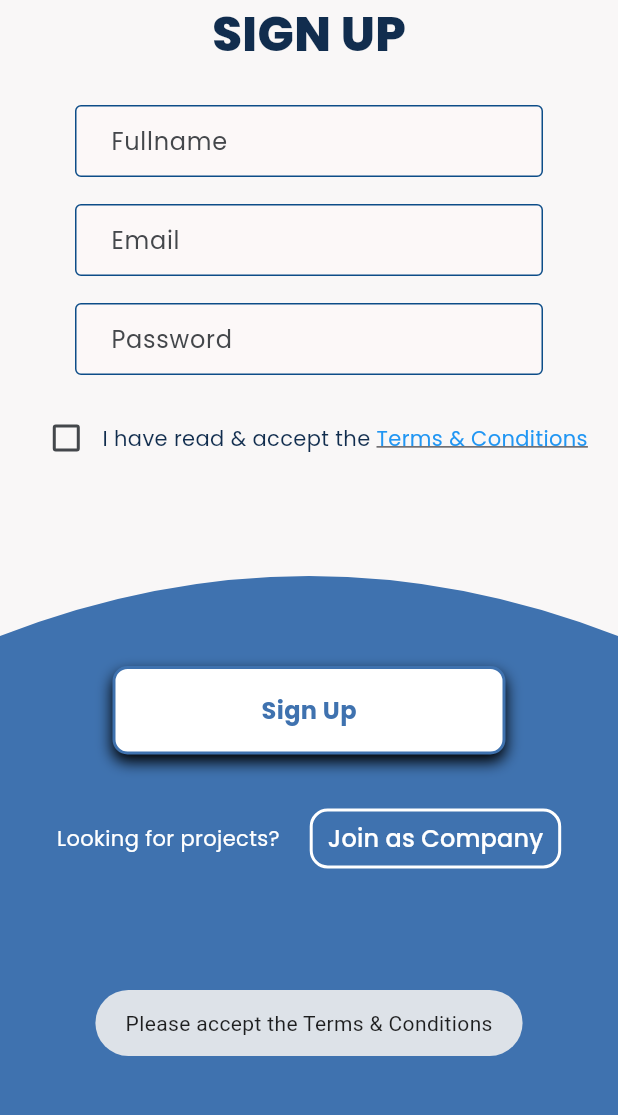
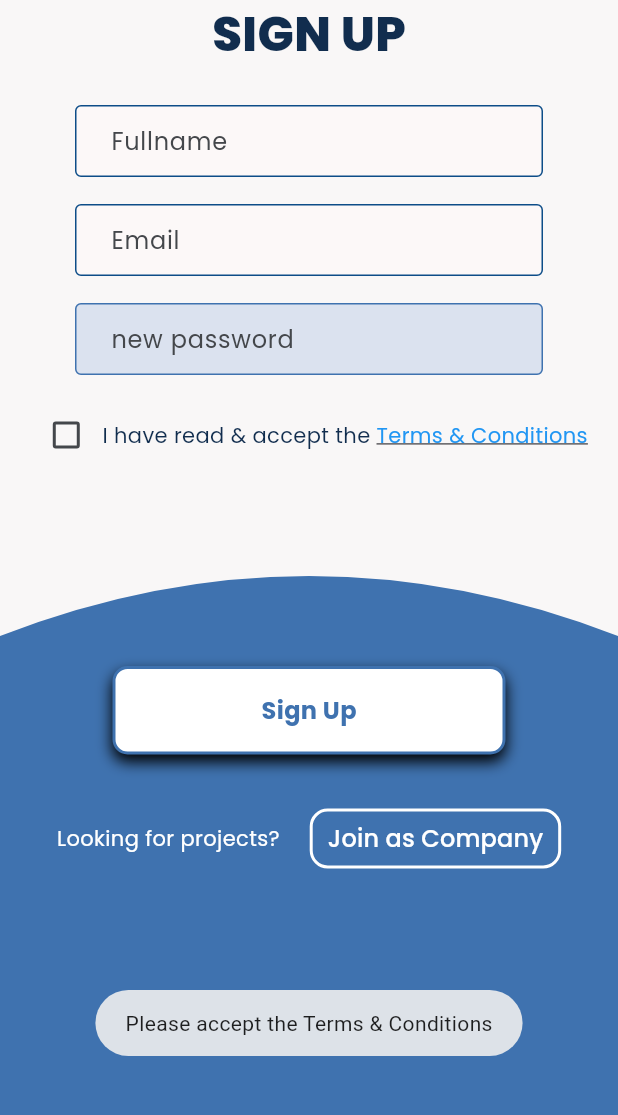
Before and after one commit to NguyenQuang179/amp_studenthub, a Flutter app: the SignupStepTwo screen opened by its route, after a tap on "Sign Up", on a phone screen of 412 x 824 dp, the part 84-1199 px from its top. Run offline on Flutter 3.47's test engine with Material 3 defaults, Android fonts, the phone set to English and light mode, and no system bars; our stand-ins replace dio, dotted_border, dropdown_button2, file_picker, flutter_custom_clippers, flutter_spinkit and 11 more; missing offline and left inert: omni_datetime_picker, zego_uikit_prebuilt_video_conference; accounts and stored records are empty; generated files the repository leaves out were written again; network calls fail.

Commit message:
restored password verification, new enum

```diff
--- a/lib/models/notification.dart
+++ b/lib/models/notification.dart
@@ -1,7 +1,7 @@
 class NotificationType {
-  static int activity = 0;
+  static int offer = 0;
   static int interview = 1;
-  static int offer = 2;
+  static int submitted = 2;
   static int message = 3;
   static int hired = 4;
 }
--- a/lib/screens/bottom_navbar_scaffold/company_bottom_navbar.dart
+++ b/lib/screens/bottom_navbar_scaffold/company_bottom_navbar.dart
@@ -116,10 +116,12 @@ class _CompanyNavbarScaffoldState extends State<CompanyNavbarScaffold> {
   void onReceiveMessage(data) {
     print(data);
     print("receiveNoti");
+    print(notificationCount);
     setState(() {
       hasNotification = true;
       notificationCount = notificationCount + 1;
     });
+    print(notificationCount);
   }
 
   Future<void> connectSocket() async {
--- a/lib/screens/signup_step2.dart
+++ b/lib/screens/signup_step2.dart
@@ -51,6 +51,18 @@ class _SignupStepTowState extends State<SignupStepTwo> {
   Future<void> signUp() async {
     if (!_isChecked) {
       Fluttertoast.showToast(msg: 'Please accept the Terms & Conditions');
+      return;
+    }
+    if (usernameController.text.isEmpty) {
+      Fluttertoast.showToast(msg: 'Email is required');
+      return;
+    }
+    if (passwordController.text.isEmpty) {
+      Fluttertoast.showToast(msg: 'Password is required');
+      return;
+    }
+    if (_passwordErrorText != null) {
+      Fluttertoast.showToast(msg: 'Invalid password');
       return;
     }
     final dio = Dio();
@@ -132,14 +144,41 @@ class _SignupStepTowState extends State<SignupStepTwo> {
                       obscureText: false),
                 ),
 
-                Container(
-                  margin: const EdgeInsets.only(bottom: 16),
-                  child: Textfield(
+                Padding(
+                  padding: const EdgeInsets.symmetric(horizontal: 50.0),
+                  child: Container(
+                    margin: const EdgeInsets.only(bottom: 16),
+                    child: TextField(
+                      obscureText: true,
                       controller: passwordController,
-                      hintText: AppLocalizations.of(context)!.passwordLabel,
-                      obscureText: true),
+                      onChanged: (text) {
+                        setState(() {
+                          // Update the error text dynamically when the text changes
+                          // by calling setState to trigger a rebuild
+                          // validatePassword returns null if the password is valid
+                          // or a validation error message if the password is invalid
+                          // Update the error text accordingly
+                          _passwordErrorText = validatePassword(text);
+                        });
+                      },
+                      decoration: InputDecoration(
+                        enabledBorder: const OutlineInputBorder(
+                          borderSide: BorderSide(color: Constant.primaryColor),
+                        ),
+                        focusedBorder: const OutlineInputBorder(
+                          borderSide:
+                              BorderSide(color: Constant.secondaryColor),
+                        ),
+                        fillColor: Constant.backgroundWithOpacity,
+                        filled: true,
+                        contentPadding: const EdgeInsets.symmetric(
+                            horizontal: 20, vertical: 10),
+                        hintText: "new password",
+                        errorText: _passwordErrorText, // Set errorText here
+                      ),
+                    ),
+                  ),
                 ),
-
                 Row(
                   mainAxisAlignment: MainAxisAlignment.center,
                   children: [
```
Also changed, not shown: lib/screens/notification_list.dart (+64 -8 lines), lib/screens/switch_account_screen.dart (+25 -6 lines).
